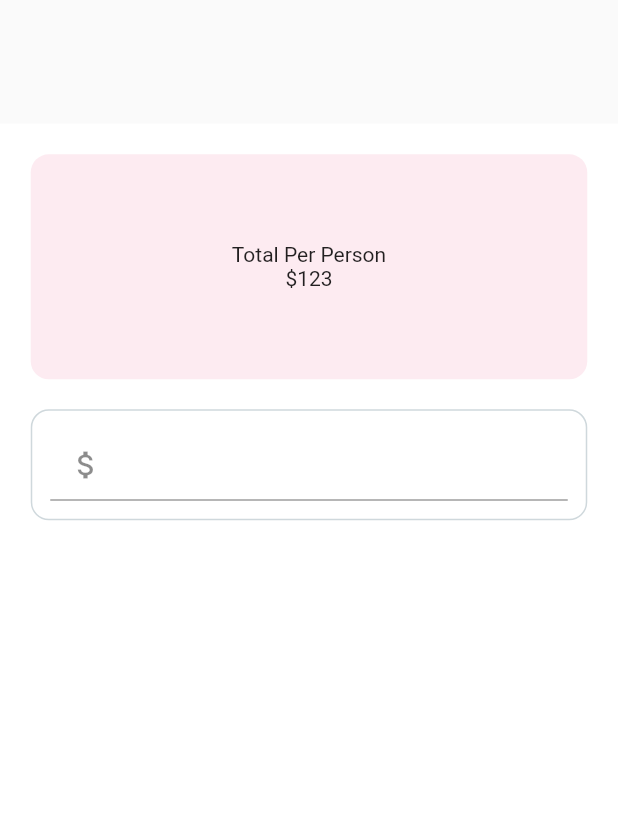
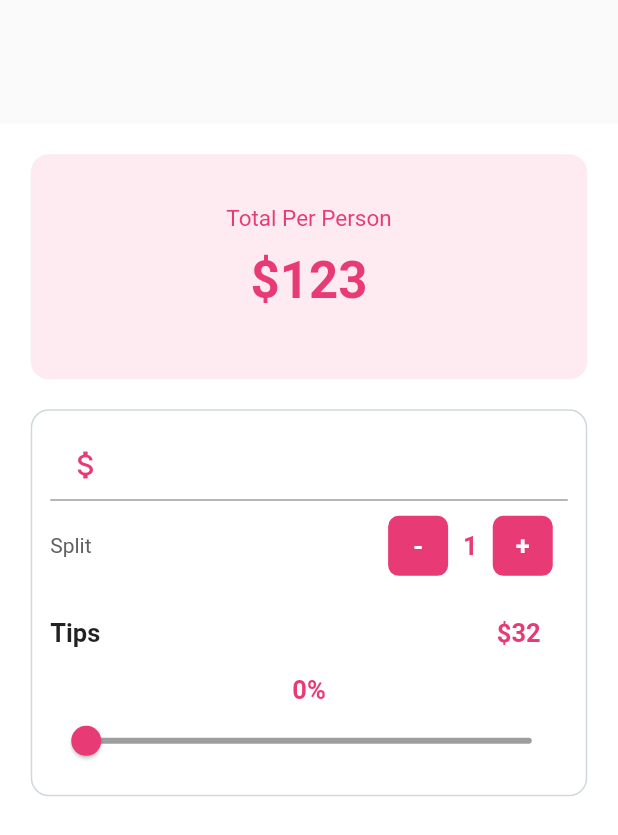
Before and after one commit to irfan87/flutter_tips_calculator, a Flutter app: the screen it shows after launch, on a phone screen of 412 x 824 dp. Shown: the top 835 px of the screen. Run offline on Flutter 3.47's test engine with Material 2 defaults, Android fonts, the phone set to English and light mode, and no system bars.

Commit message:
add sliding and row field for splitting tip

```diff
--- a/lib/tips_ui/tips_calculator_page.dart
+++ b/lib/tips_ui/tips_calculator_page.dart
@@ -12,6 +12,7 @@ class _TipsCalculatorPageState extends State<TipsCalculatorPage> {
   double _billAmmount = 0.0;
 
   Color _magenta = HexColor("#e83a74");
+  Color _white = HexColor("#FFFFFF");
 
   @override
   Widget build(BuildContext context) {
@@ -34,7 +35,25 @@ class _TipsCalculatorPageState extends State<TipsCalculatorPage> {
               child: Center(
                 child: Column(
                   mainAxisAlignment: MainAxisAlignment.center,
-                  children: <Widget>[Text("Total Per Person"), Text("\$123")],
+                  children: <Widget>[
+                    Text(
+                      "Total Per Person",
+                      style: TextStyle(
+                          fontWeight: FontWeight.normal,
+                          fontSize: 15,
+                          color: _magenta),
+                    ),
+                    Padding(
+                      padding: const EdgeInsets.all(12.0),
+                      child: Text(
+                        "\$123",
+                        style: TextStyle(
+                            fontSize: 34.0,
+                            fontWeight: FontWeight.bold,
+                            color: _magenta),
+                      ),
+                    ),
+                  ],
                 ),
               ),
             ),
@@ -55,7 +74,10 @@ class _TipsCalculatorPageState extends State<TipsCalculatorPage> {
                     style: TextStyle(color: _magenta),
                     decoration: InputDecoration(
                         prefixText: "Bill Ammount",
-                        prefixIcon: Icon(Icons.attach_money)),
+                        prefixIcon: Icon(
+                          Icons.attach_money,
+                          color: _magenta,
+                        )),
                     onChanged: (String value) {
                       try {
                         _billAmmount = double.parse(value);
@@ -63,6 +85,126 @@ class _TipsCalculatorPageState extends State<TipsCalculatorPage> {
                         _billAmmount = 0.0;
                       }
                     },
+                  ),
+                  Row(
+                    mainAxisAlignment: MainAxisAlignment.spaceBetween,
+                    children: <Widget>[
+                      Text(
+                        "Split",
+                        style: TextStyle(color: Colors.grey.shade700),
+                      ),
+                      Row(
+                        children: <Widget>[
+                          InkWell(
+                            onTap: () {
+                              setState(() {
+                                if (_personCounter > 1) {
+                                  _personCounter--;
+                                } else {
+                                  // do nothing
+                                }
+                              });
+                            },
+                            child: Container(
+                              width: 40.0,
+                              height: 40.0,
+                              margin: EdgeInsets.all(10),
+                              decoration: BoxDecoration(
+                                borderRadius: BorderRadius.circular(7.0),
+                                color: _magenta.withOpacity(1.0),
+                              ),
+                              child: Center(
+                                child: Text(
+                                  "-",
+                                  style: TextStyle(
+                                      color: _white,
+                                      fontWeight: FontWeight.bold,
+                                      fontSize: 17.0),
+                                ),
+                              ),
+                            ),
+                          ),
+                          Text(
+                            "$_personCounter",
+                            style: TextStyle(
+                                color: _magenta,
+                                fontWeight: FontWeight.bold,
+                                fontSize: 17.0),
+                          ),
+                          InkWell(
+                            onTap: () {
+                              setState(() {
+                                _personCounter++;
+                              });
+                            },
+                            child: Container(
+                              width: 40.0,
+                              height: 40.0,
+                              margin: EdgeInsets.all(10.0),
+                              decoration: BoxDecoration(
+                                color: _magenta.withOpacity(1.0),
+                                borderRadius: BorderRadius.circular(7.0),
+                              ),
+                              child: Center(
+                                child: Text(
+                                  "+",
+                                  style: TextStyle(
+                                      color: _white,
+                                      fontSize: 17.0,
+                                      fontWeight: FontWeight.bold),
+                                ),
+                              ),
+                            ),
+                          ),
+                        ],
+                      ),
+                    ],
+                  ),
+                  Row(
+                    mainAxisAlignment: MainAxisAlignment.spaceBetween,
+                    children: <Widget>[
+                      Text(
+                        "Tips",
+                        style: TextStyle(
+                            fontWeight: FontWeight.bold, fontSize: 17.0),
+                      ),
+                      Padding(
+                        padding: const EdgeInsets.all(18.0),
+                        child: Text(
+                          "\$32",
+                          style: TextStyle(
+                              color: _magenta,
+                              fontSize: 17.0,
+                              fontWeight: FontWeight.bold),
+                        ),
+                      ),
+                    ],
+                  ),
+                  Column(
+                    children: <Widget>[
+                      Text(
+                        "$_tipsPercentage%",
+                        style: TextStyle(
+                            color: _magenta,
+                            fontWeight: FontWeight.bold,
+                            fontSize: 17.0),
+                      ),
+                      Slider(
+                        min: 0,
+                        max: 100,
+                        activeColor: _magenta,
+                        inactiveColor: Colors.grey,
+                        // divisions: 10,
+                        value: _tipsPercentage.toDouble(),
+                        onChanged: (double value) {
+                          setState(
+                            () {
+                              _tipsPercentage = value.round();
+                            },
+                          );
+                        },
+                      )
+                    ],
                   )
                 ],
               ),
```
